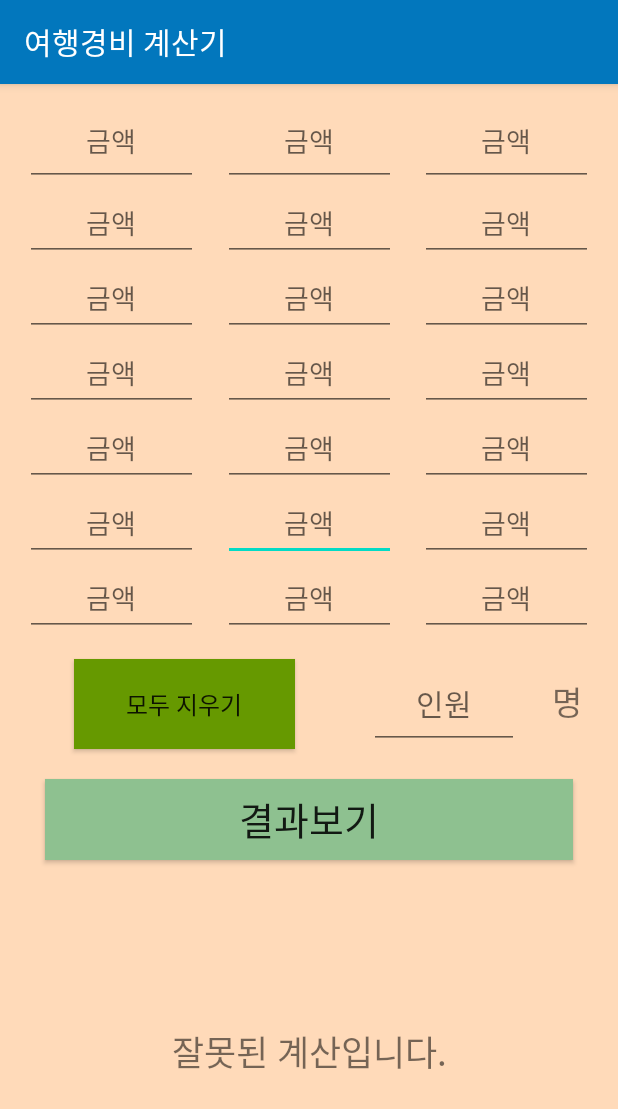
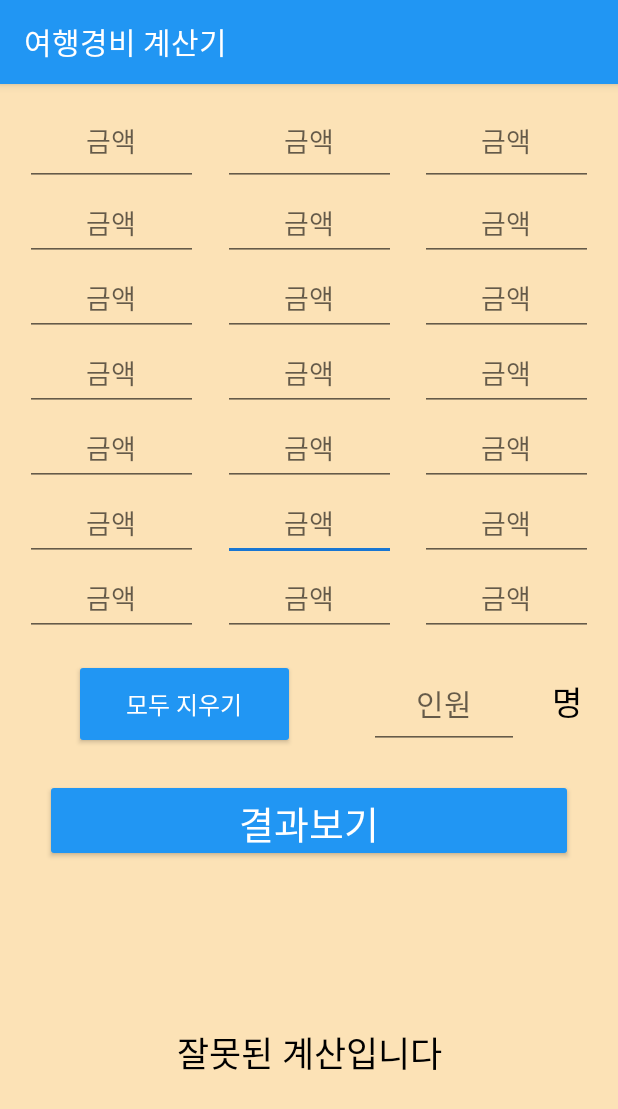
Before and after one commit to honwon/TravelDutchpay, an Android app: the screen it shows after launch (MainActivity), after a tap on "결과보기", on a phone screen of 412 x 824 dp. Shown: the top 1109 px of the screen. Run offline under Robolectric (Android 15) with nearby library versions, the light colour scheme and no system bars.

Commit message:
Changed Design

```diff
--- a/app/build.gradle
+++ b/app/build.gradle
@@ -10,8 +10,8 @@ android {
         applicationId "cm.example.traveldutchpay"
         minSdkVersion 19
         targetSdkVersion 29
-        versionCode 3
-        versionName "1.1"
+        versionCode 5
+        versionName "1.5"
 
         testInstrumentationRunner "androidx.test.runner.AndroidJUnitRunner"
     }
--- a/app/src/main/java/cm/example/traveldutchpay/MainActivity.kt
+++ b/app/src/main/java/cm/example/traveldutchpay/MainActivity.kt
@@ -103,7 +103,7 @@ class MainActivity : AppCompatActivity() {
             val n = tt1.text.toString().toIntOrNull()?:0
             var sum = a1+a2+a3+a4+a5+a6+a7+a8+a9+a10+a11+a12+a13+a14+a15+a16+a17+a18+a19+a20+a21
             if (n==0) {
-                result.text = "잘못된 계산입니다."
+                result.text = "잘못된 계산입니다"
                 tt1.text= null
                 val n = tt1.text.toString().toIntOrNull()?:0
             } else {
@@ -114,9 +114,9 @@ class MainActivity : AppCompatActivity() {
 
 
                 when (nu) {
-                    0 -> result.text = "다른 값을 입력해주세요."
-                    100 -> result.text = "잘못된 계산입니다."
-                    else -> result.text = "한 명당 ${nus}원 입니다."
+                    0 -> result.text = "다른 값을 입력해주세요"
+                    100 -> result.text = "잘못된 계산입니다"
+                    else -> result.text = "한 명당 ${nus}원 입니다"
                 }
             }
             saveData(a1,a2,a3,a4,a5,a6,a7,a8,a9,a10,a11,a12,a13,a14,a15,a16,a17,a18,a19,a20,a21,n,result.text.toString())
--- a/app/src/main/res/layout/activity_main.xml
+++ b/app/src/main/res/layout/activity_main.xml
@@ -5,7 +5,7 @@
     android:id="@+id/background"
     android:layout_width="match_parent"
     android:layout_height="match_parent"
-    android:background="@color/피치퍼프"
+    android:background="#8DFFD180"
     tools:context="cm.example.traveldutchpay.MainActivity">
 
     <EditText
@@ -402,9 +402,9 @@
         android:layout_width="147dp"
         android:layout_height="60dp"
         android:layout_marginTop="15dp"
-        android:background="@android:color/holo_green_dark"
         android:fontFamily="sans-serif"
         android:text="모두 지우기"
+        android:textColor="#ffffff"
         android:textSize="16sp"
         android:typeface="sans"
         app:layout_constraintEnd_toStartOf="@+id/tt1"
@@ -425,13 +425,13 @@
     <Button
         android:id="@+id/letGo"
         android:layout_width="0dp"
-        android:layout_height="54dp"
+        android:layout_height="55dp"
         android:layout_marginStart="30dp"
         android:layout_marginTop="20dp"
         android:layout_marginEnd="30dp"
-        android:background="#8EC190"
         android:text="결과보기"
         android:textAppearance="@style/TextAppearance.AppCompat.Large"
+        android:textColor="#ffffff"
         android:textSize="25sp"
         app:layout_constraintEnd_toEndOf="parent"
         app:layout_constraintHorizontal_bias="0.526"
--- a/app/src/main/res/values/colors.xml
+++ b/app/src/main/res/values/colors.xml
@@ -1,8 +1,13 @@
 <?xml version="1.0" encoding="utf-8"?>
 <resources>
-    <color name="colorPrimary">#0277BD</color>
-    <color name="colorPrimaryDark">#0277BD</color>
-    <color name="colorAccent">#03DAC5</color>
-    <color name="피치퍼프">#FFDAB9</color>
-    <color name="갈색">#DEB887</color>
+    <!-- 앱의 주요 색상 -->
+    <color name="colorPrimary">#2196F3</color>
+    <!-- 앱의 어두운 부분 주요 색상 -->
+    <color name="colorPrimaryDark">#1976D2</color>
+    <!-- 포인트 컬러 -->
+    <color name="colorAccent">#1976D2</color>
+    <!-- 버튼에서 사용할 컬러 -->
+    <color name="colorButton">#2196F3</color>
+    <!-- 버튼 텍스트에서 사용할 컬러 -->
+    <color name="colorButtonText">#000000</color>
 </resources>
--- a/app/src/main/res/values/styles.xml
+++ b/app/src/main/res/values/styles.xml
@@ -2,10 +2,16 @@
 
     <!-- Base application theme. -->
     <style name="AppTheme" parent="Theme.AppCompat.Light.DarkActionBar">
-        <!-- Customize your theme here. -->
+        <!-- 테마의 주요 컬러 -->
         <item name="colorPrimary">@color/colorPrimary</item>
+        <!-- 테마의 어두운 주요 컬러 -->
         <item name="colorPrimaryDark">@color/colorPrimaryDark</item>
+        <!-- 테마의 포인트 컬러 -->
         <item name="colorAccent">@color/colorAccent</item>
+        <!-- 버튼의 컬러 -->
+        <item name="colorButtonNormal">@color/colorButton</item>
+        <!-- 버튼등 텍스트 컬러 -->
+        <item name="android:textColor">@color/colorButtonText</item>
     </style>
 
 </resources>
--- a/build.gradle
+++ b/build.gradle
@@ -8,7 +8,7 @@ buildscript {
 
     }
     dependencies {
-        classpath 'com.android.tools.build:gradle:3.6.3'
+        classpath 'com.android.tools.build:gradle:4.0.1'
         classpath "org.jetbrains.kotlin:kotlin-gradle-plugin:$kotlin_version"
 
         // NOTE: Do not place your application dependencies here; they belong
```
Also changed, not shown: gradle/wrapper/gradle-wrapper.properties.
